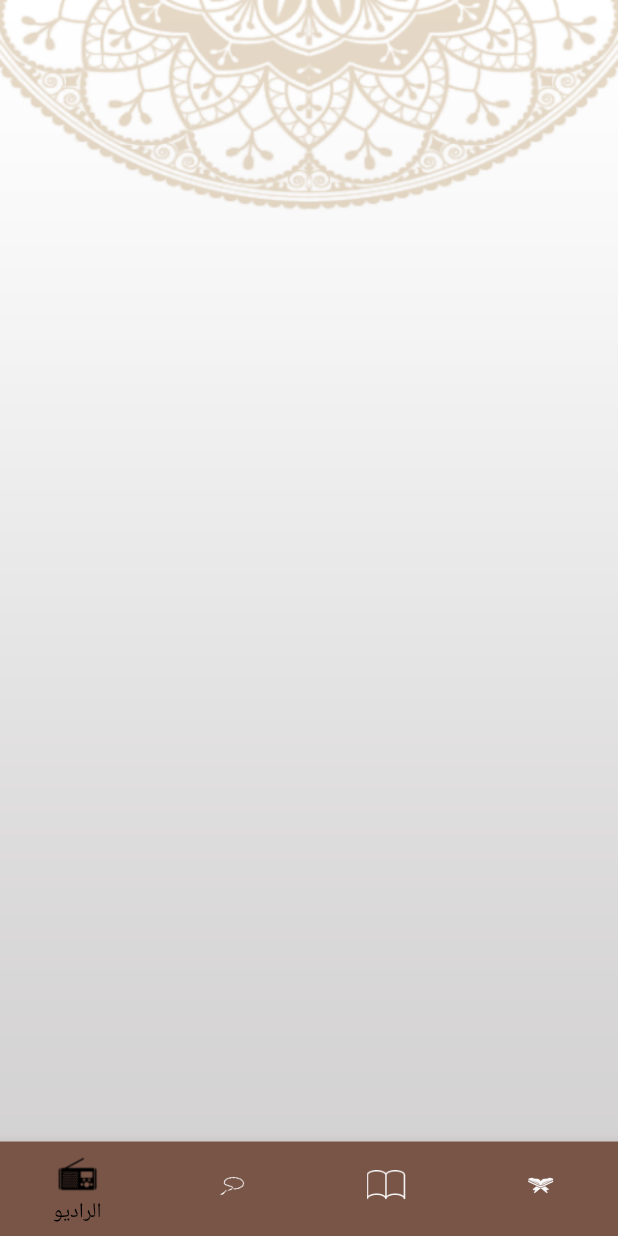
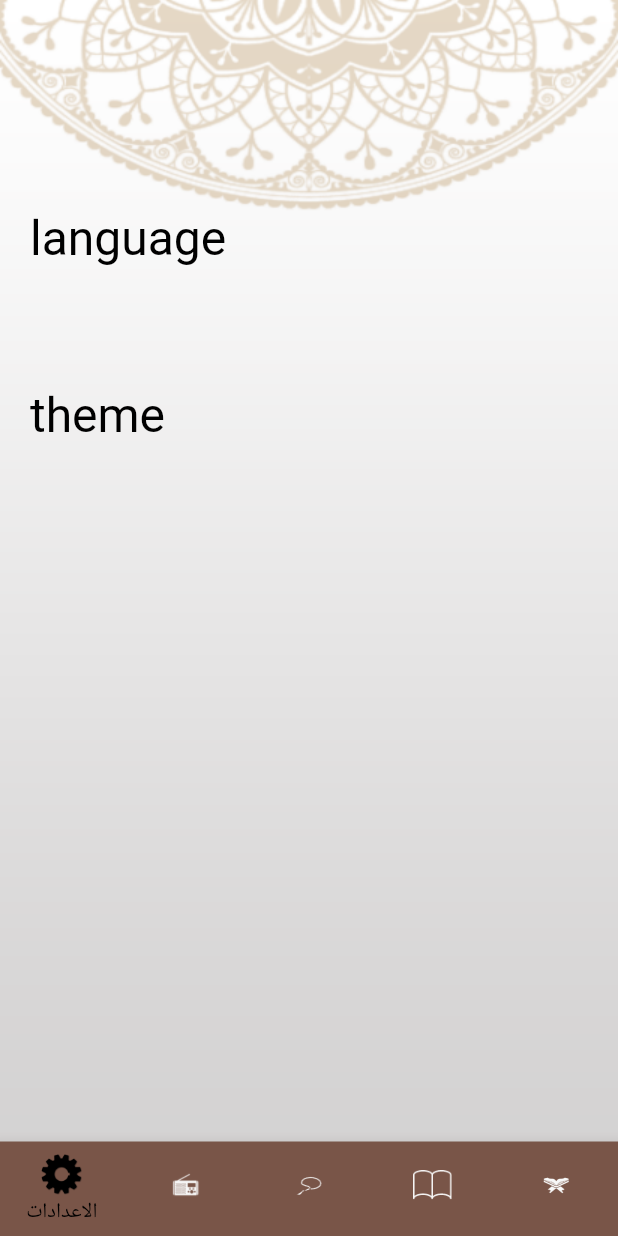
Before and after one commit to nadahkhaledd/quran, a Flutter app: the screen it shows after launch, on a phone screen of 412 x 824 dp. Run offline on Flutter 3.47's test engine with Material 2 defaults, Android fonts, the phone set to English and light mode, and no system bars; Roboto replaces fonts that are missing (Cairo).

Commit message:
Setting page done

```diff
--- /dev/null
+++ b/lib/Setting.dart
@@ -0,0 +1,160 @@
+import 'package:flutter/material.dart';
+
+class Setting extends StatefulWidget {
+  const Setting({Key? key}) : super(key: key);
+
+  @override
+  _SettingState createState() => _SettingState();
+}
+
+class _SettingState extends State<Setting> {
+  void LanguageMenu()
+  {
+
+      showModalBottomSheet(
+          context: context,
+          builder: (buildContext){
+            return Container(
+              child:Column(
+                children: [
+                  Container(
+                    margin:  EdgeInsets.only(top: 20,bottom: 20),
+                    child: Material(
+                      color: Colors.white.withOpacity(0.0),
+                      child: InkWell(
+                        onTap: (){
+                        },
+                        child: Container(
+                          color: Colors.transparent,
+                          child: Text('Arabic',style: TextStyle(fontSize: 32,color: Colors.black),),
+                        ),
+                      ),
+                    ),
+                  ),
+                  Container(
+                    //margin:  EdgeInsets.only(top: 140,bottom: 80),
+                    child: Material(
+                      color: Colors.white.withOpacity(0.0),
+                      child: InkWell(
+                        onTap: (){
+                        },
+                        child: Container(
+                          color: Colors.transparent,
+                          child: Text('English',style: TextStyle(fontSize: 32,color: Colors.black),),
+                        ),
+                      ),
+                    ),
+                  ),
+                ],
+              )
+
+
+            );
+      });
+
+
+
+
+  }
+  void themeMenu()
+  {
+
+    showModalBottomSheet(
+        context: context,
+        builder: (buildContext){
+          return Container(
+              child:Column(
+                children: [
+                  Container(
+                    margin:  EdgeInsets.only(top: 20,bottom: 20),
+                    child: Material(
+                      color: Colors.white.withOpacity(0.0),
+                      child: InkWell(
+                        onTap: (){
+                        },
+                        child: Container(
+                          color: Colors.transparent,
+                          child: Text('Light',style: TextStyle(fontSize: 32,color: Colors.black),),
+                        ),
+                      ),
+                    ),
+                  ),
+                  Container(
+                    //margin:  EdgeInsets.only(top: 140,bottom: 80),
+                    child: Material(
+                      color: Colors.white.withOpacity(0.0),
+                      child: InkWell(
+                        onTap: (){
+                        },
+                        child: Container(
+                          color: Colors.transparent,
+                          child: Text('Dark',style: TextStyle(fontSize: 32,color: Colors.black),),
+                        ),
+                      ),
+                    ),
+                  ),
+                ],
+              )
+
+
+          );
+        });
+
+
+
+
+  }
+
+  @override
+  Widget build(BuildContext context) {
+    return Container(
+        decoration: BoxDecoration(
+        image: DecorationImage(
+        image: AssetImage("assets/images/bg3.png"),
+    fit: BoxFit.fill)
+
+    )
+        ,
+      child: Column(
+        crossAxisAlignment: CrossAxisAlignment.stretch,
+        children: [
+          Container(
+
+            margin: EdgeInsets.only(top: 140,bottom: 80,left:20,right: 100),
+            child: Material(
+              color: Colors.white.withOpacity(0.0),
+              child: InkWell(
+                onTap: (){
+                      LanguageMenu();
+                },
+                child: Container(
+                  color: Colors.transparent,
+                  child: Text('language',style: TextStyle(fontSize: 32,color: Colors.black),),
+                ),
+              ),
+            ),
+          )
+          ,
+          Container(
+            margin: EdgeInsets.only(left:20,right: 100),
+            child: Material(
+               color: Colors.white.withOpacity(0.0),
+              child: InkWell(
+                onTap: (){
+                  themeMenu();
+                },
+                child: Container(
+                  width: double.infinity,
+                  color: Colors.transparent,
+                  child: Text('theme',style: TextStyle(fontSize: 32,color: Colors.black),),
+                ),
+              ),
+            ),
+          )
+        ],
+
+      ),
+    );
+
+  }
+}
--- a/lib/navbar.dart
+++ b/lib/navbar.dart
@@ -1,5 +1,6 @@
 import 'package:flutter/material.dart';
 import 'package:quran/AhadeethMenu.dart';
+import 'package:quran/Setting.dart';
 import 'ListOfSurahNames.dart';
 import 'surahContent.dart';
 import 'Sebha.dart';
@@ -40,6 +41,7 @@ class navbarState extends State<navbar> {
   @override
   Widget build(BuildContext context) {
     List<Widget> _pages = <Widget>[
+      Setting(),
       tempPages(),
       Sebha(),
       AhadeethMenu(),
@@ -55,6 +57,11 @@ class navbarState extends State<navbar> {
         backgroundColor: Colors.brown,
         iconSize: 10,
         items: [
+          BottomNavigationBarItem(
+            activeIcon: new SizedBox(height: 30,child: Image.asset('assets/icons/setting.png',color: Colors.black,),),
+            icon: new SizedBox(height:20 ,child: Image.asset('assets/icons/setting.png'),),
+            label: 'الاعدادات',
+          ),
           BottomNavigationBarItem(
             activeIcon: new SizedBox(height: 30,child: Image.asset('assets/icons/radio_blue.png',color: Colors.black,),),
             icon: new SizedBox(height:20 ,child: Image.asset('assets/icons/radio_blue.png'),),
```
Also changed, not shown: assets/icons/setting.png (added).
